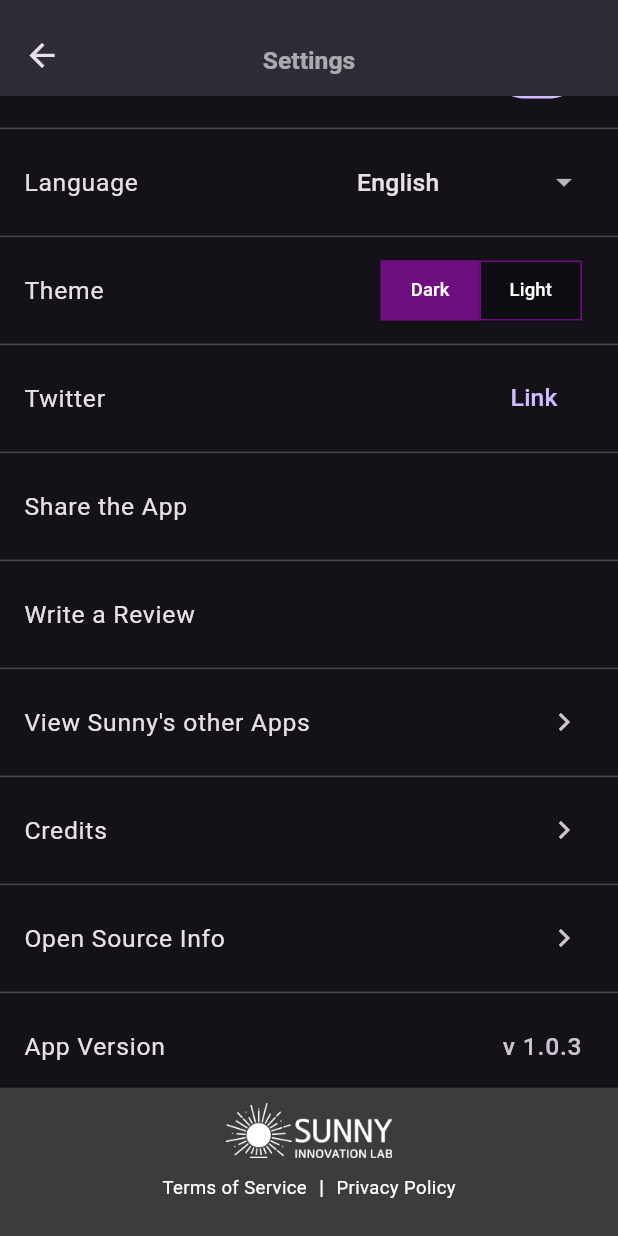
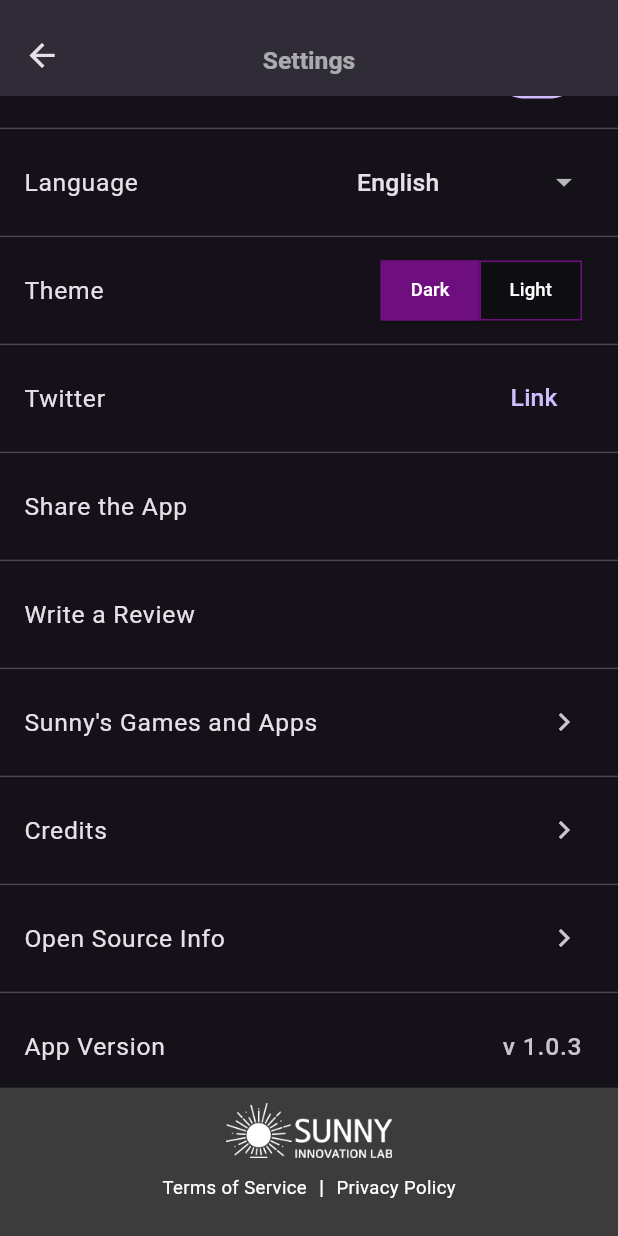
Before and after one commit to eunbeek/world_movie_trailer, a Flutter app: the SettingsPage screen opened directly, scrolled down 262 dp, on a phone screen of 412 x 824 dp. Run offline on Flutter 3.47's test engine with Material 3 defaults, Android fonts, the phone set to English and light mode, and no system bars; our stand-ins replace better_player, cached_network_image, chewie, firebase_core, firebase_storage, google_mobile_ads and 6 more; missing offline and left inert: amplitude_flutter; accounts and stored records are empty; network calls fail.

Commit message:
update sunny app;

```diff
--- a/lib/common/constants.dart
+++ b/lib/common/constants.dart
@@ -47,7 +47,7 @@ Map<String, Map<String, String>> settingLabel = {
     'sns': '트위터',
     'twitter': '트위터',
     'share': '앱 공유하기',
-    'other': '써니의 다른 앱 보기',
+    'other': '써니의 게임과 앱',
     'review': '리뷰 남기기',
     'version': '앱 버전',
     'privacy': '개인정보처리방침',
@@ -72,7 +72,7 @@ Map<String, Map<String, String>> settingLabel = {
     'sns': 'Twitter',
     'twitter': 'Twitter',
     'share': 'Share the App',
-    'other': 'View Sunny\'s other Apps',
+    'other': 'Sunny\'s Games and Apps',
     'review': 'Write a Review',
     'version': 'App Version',
     'privacy': 'Privacy Policy',
@@ -97,7 +97,7 @@ Map<String, Map<String, String>> settingLabel = {
     'sns': 'ツイッターリンク',
     'twitter': 'ツイッター',
     'share': 'このアプリを共有する',
-    'other': '他のSunnyアプリを見る',
+    'other': 'Sunnyのゲームとアプリ',
     'review': 'レビューを残す',
     'version': 'バージョン',
     'privacy': 'プライバシーポリシー',
@@ -122,7 +122,7 @@ Map<String, Map<String, String>> settingLabel = {
     'sns': 'Twitter連結',
     'twitter': 'Twitter',
     'share': '分享應用程式',
-    'other': '查看Sunny的其他應用程式',
+    'other': 'Sunny的遊戲和應用',
     'review': '留下評論',
     'version': '應用程式版本',
     'privacy': '隱私政策',
@@ -147,7 +147,7 @@ Map<String, Map<String, String>> settingLabel = {
     'sns': 'Lien Twitter',
     'twitter': 'Twitter',
     'share': 'Partager l\'application',
-    'other': 'Voir d\'autres applis de Sunny',
+    'other': 'Les jeux et applications de Sunny',
     'review': 'Laisser un avis',
     'version': 'Version de l\'application',
     'privacy': 'Politique de confidentialité',
@@ -172,7 +172,7 @@ Map<String, Map<String, String>> settingLabel = {
     'sns': 'Twitter-Link',
     'twitter': 'Twitter',
     'share': 'App teilen',
-    'other': 'Andere Apps von Sunny anzeigen',
+    'other': 'Sunnys Spiele und Apps',
     'review': 'Bewertung abgeben',
     'version': 'App-Version',
     'privacy': 'Datenschutzrichtlinie',
@@ -197,7 +197,7 @@ Map<String, Map<String, String>> settingLabel = {
     'sns': 'Twitter链接',
     'twitter': 'Twitter',
     'share': '分享应用',
-    'other': '查看Sunny的其他应用',
+    'other': 'Sunny的游戏和应用',
     'review': '留下评论',
     'version': '应用版本',
     'privacy': '隐私政策',
@@ -222,7 +222,7 @@ Map<String, Map<String, String>> settingLabel = {
     'sns': 'Enlaces de Twitter',
     'twitter': 'Twitter',
     'share': 'Compartir la app',
-    'other': 'Ver otras aplicaciones de Sunny',
+    'other': 'Los juegos y aplicaciones de Sunny',
     'review': 'Dejar una reseña',
     'version': 'Versión de la app',
     'privacy': 'Política de privacidad',
@@ -247,7 +247,7 @@ Map<String, Map<String, String>> settingLabel = {
     'sns': 'ट्विटर लिंक',
     'twitter': 'ट्विटर',
     'share': 'ऐप साझा करें',
-    'other': 'अन्य ऐप्स देखें',
+    'other': 'Sunny के खेल और एप्स',
     'review': 'समीक्षा छोड़ें',
     'version': 'ऐप संस्करण',
     'privacy': 'गोपनीयता नीति',
@@ -272,7 +272,7 @@ Map<String, Map<String, String>> settingLabel = {
     'sns': 'ลิงก์ Twitter',
     'twitter': 'Twitter',
     'share': 'แชร์แอป',
-    'other': 'ดูแอปอื่นๆ',
+    'other': 'Sunny - เกมและแอป',
     'review': 'ฝากรีวิว',
     'version': 'เวอร์ชันแอป',
     'privacy': 'นโยบายความเป็นส่วนตัว',
```
